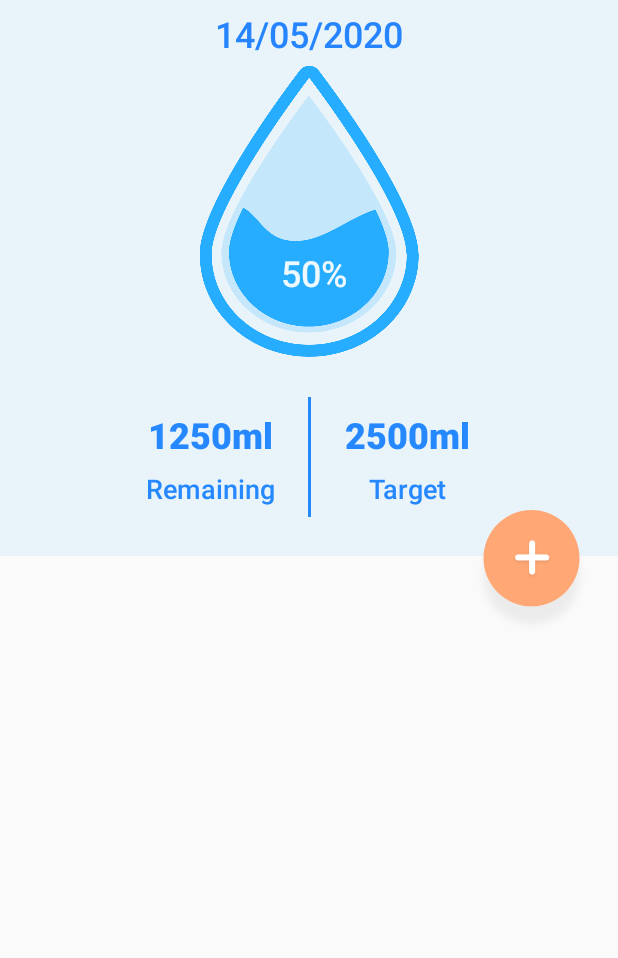
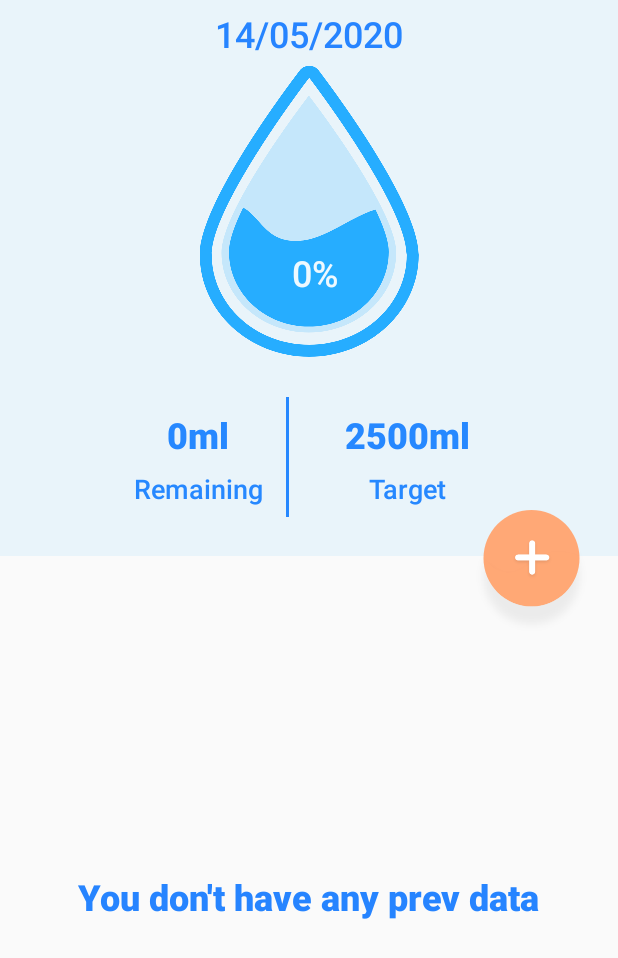
Before and after one commit to DKow07/WaterDrinkReminder, an Android app: the screen it shows after launch (MainActivity), on a phone screen of 412 x 824 dp. Shown: the top 958 px of the screen. Run offline under Robolectric (Android 15) with nearby library versions, the phone set to English and light mode, and no system bars; our stand-ins replace Room's generated code; 1 statement that could not run was skipped.

Commit message:
Added fill basic data and changed schema of data entity

```diff
--- a/app/src/main/java/com/example/waterdrinkreminder/db/AppDatabase.kt
+++ b/app/src/main/java/com/example/waterdrinkreminder/db/AppDatabase.kt
@@ -5,7 +5,6 @@ import androidx.room.Database
 import androidx.room.Room
 import androidx.room.RoomDatabase
 import androidx.sqlite.db.SupportSQLiteDatabase
-import com.example.waterdrinkreminder.db.HistoricalDataEntity
 import kotlinx.coroutines.CoroutineScope
 import kotlinx.coroutines.launch
 
@@ -26,13 +25,13 @@ abstract class AppDatabase : RoomDatabase() {
 
                     historicalDataDao?.deleteAll()
 
-                    historicalDataDao?.insert(HistoricalDataEntity(null, "110.05.2020", 10, "250ml/2500ml"))
-                    historicalDataDao?.insert(HistoricalDataEntity(null,"10.05.2020", 20, "1250ml/2500ml"))
-                    historicalDataDao?.insert(HistoricalDataEntity(null,"8.05.2020", 12, "750ml/2500ml"))
-                    historicalDataDao?.insert(HistoricalDataEntity(null,"7.05.2020", 5, "750ml/2500ml"))
-                    historicalDataDao?.insert(HistoricalDataEntity(null,"6.05.2020", 76, "750ml/2500ml"))
-                    historicalDataDao?.insert(HistoricalDataEntity(null,"5.05.2020", 4, "750ml/2500ml"))
-                    historicalDataDao?.insert(HistoricalDataEntity(null,"4.05.2020", 99, "750ml/2500ml"))
+                    historicalDataDao?.insert(HistoricalDataEntity(null, "11.05.2020", 250, 2500))
+                    historicalDataDao?.insert(HistoricalDataEntity(null,"10.05.2020", 1250, 2500))
+                    historicalDataDao?.insert(HistoricalDataEntity(null,"8.05.2020", 750, 2500))
+                    historicalDataDao?.insert(HistoricalDataEntity(null,"7.05.2020", 750, 2500))
+                    historicalDataDao?.insert(HistoricalDataEntity(null,"6.05.2020", 750, 2500))
+                    historicalDataDao?.insert(HistoricalDataEntity(null,"5.05.2020", 1000, 2500))
+                    historicalDataDao?.insert(HistoricalDataEntity(null,"4.05.2020", 1750, 2500))
                 }}
             }
         }
--- a/app/src/main/java/com/example/waterdrinkreminder/db/historicaldata/HistoricalDataDao.kt
+++ b/app/src/main/java/com/example/waterdrinkreminder/db/historicaldata/HistoricalDataDao.kt
@@ -4,7 +4,6 @@ import androidx.lifecycle.LiveData
 import androidx.room.Dao
 import androidx.room.Insert
 import androidx.room.Query
-import com.example.waterdrinkreminder.db.HistoricalDataEntity
 
 @Dao
 interface HistoricalDataDao {
--- a/app/src/main/java/com/example/waterdrinkreminder/db/historicaldata/HistoricalDataEntity.kt
+++ b/app/src/main/java/com/example/waterdrinkreminder/db/historicaldata/HistoricalDataEntity.kt
@@ -1,4 +1,4 @@
-package com.example.waterdrinkreminder.db
+package com.example.waterdrinkreminder.db.historicaldata
 
 import androidx.room.ColumnInfo
 import androidx.room.Entity
@@ -10,7 +10,7 @@ data class HistoricalDataEntity (
     var id: Int?,
 
     @ColumnInfo(name = "date") var date: String,
-    @ColumnInfo(name = "percentage_volume") var percentageVolume: Int,
-    @ColumnInfo(name = "volume") var volume: String
+    @ColumnInfo(name = "remaining_volume") var remainingVolume: Int,
+    @ColumnInfo(name = "target_volume") var targetVolume: Int
 
 )
--- a/app/src/main/java/com/example/waterdrinkreminder/db/historicaldata/HistoricalDataRepository.kt
+++ b/app/src/main/java/com/example/waterdrinkreminder/db/historicaldata/HistoricalDataRepository.kt
@@ -1,7 +1,6 @@
 package com.example.waterdrinkreminder.db.historicaldata
 
 import androidx.lifecycle.LiveData
-import com.example.waterdrinkreminder.db.HistoricalDataEntity
 
 class HistoricalDataRepository(private val historicalDataDao: HistoricalDataDao) {
 
--- a/app/src/main/java/com/example/waterdrinkreminder/db/historicaldata/HistoricalDataViewModel.kt
+++ b/app/src/main/java/com/example/waterdrinkreminder/db/historicaldata/HistoricalDataViewModel.kt
@@ -4,7 +4,6 @@ import android.app.Application
 import androidx.lifecycle.AndroidViewModel
 import androidx.lifecycle.LiveData
 import androidx.lifecycle.viewModelScope
-import com.example.waterdrinkreminder.db.HistoricalDataEntity
 
 class HistoricalDataViewModel(application: Application) : AndroidViewModel(application) {
     private val repository: HistoricalDataRepository
--- a/app/src/main/java/com/example/waterdrinkreminder/helper/PreferencesHelper.kt
+++ b/app/src/main/java/com/example/waterdrinkreminder/helper/PreferencesHelper.kt
@@ -9,8 +9,8 @@ class PreferencesHelper private constructor() {
         private lateinit var sharedPreferences: SharedPreferences
 
         private val CURRENT_DATE_STRING = "current_date"
-        private val CURRENT_PERCENTAGE_VOLUME = "current_percentage_volume"
-        private val CURRENT_VOLUME = "current_volume"
+        private val CURRENT_TARGET_VOLUME = "current_target_volume"
+        private val CURRENT_REMAINNG_VOLUME = "current_remaining_volume"
 
         fun getInstance(context: Context): PreferencesHelper {
             if (!::sharedPreferences.isInitialized) {
@@ -27,11 +27,11 @@ class PreferencesHelper private constructor() {
     val getCurrentDate: String?
         get() = sharedPreferences.getString(CURRENT_DATE_STRING, "")
 
-    val getCurrentPercentageVolume: Int?
-        get() = sharedPreferences.getInt(CURRENT_PERCENTAGE_VOLUME, 0)
+    val getCurrentTargetVolume: Int?
+        get() = sharedPreferences.getInt(CURRENT_TARGET_VOLUME, 0)
 
-    val getCurrentVolume: Int?
-        get() = sharedPreferences.getInt(CURRENT_VOLUME, 0)
+    val getCurrentRemainingVolume: Int?
+        get() = sharedPreferences.getInt(CURRENT_REMAINNG_VOLUME, 0)
 
     fun saveCurrentDate(date: String) {
         sharedPreferences.edit()
@@ -39,15 +39,15 @@ class PreferencesHelper private constructor() {
             .apply()
     }
 
-    fun saveCurrentPercentageVolume(percentageVolume: Int) {
+    fun saveCurrentTargetVolume(target: Int) {
         sharedPreferences.edit()
-            .putInt(CURRENT_PERCENTAGE_VOLUME, percentageVolume)
+            .putInt(CURRENT_TARGET_VOLUME, target)
             .apply()
     }
 
-    fun saveCurrentVolume(volume: Int) {
+    fun saveCurrentRemainingVolume(remaining: Int) {
         sharedPreferences.edit()
-            .putInt(CURRENT_VOLUME, volume)
+            .putInt(CURRENT_REMAINNG_VOLUME, remaining)
             .apply()
     }
 
--- a/app/src/main/java/com/example/waterdrinkreminder/ui/home/HistoricalDataAdapter.kt
+++ b/app/src/main/java/com/example/waterdrinkreminder/ui/home/HistoricalDataAdapter.kt
@@ -5,24 +5,22 @@ import android.view.View
 import android.view.ViewGroup
 import androidx.recyclerview.widget.RecyclerView
 import com.example.waterdrinkreminder.R
-import com.example.waterdrinkreminder.db.HistoricalDataEntity
-import kotlinx.android.synthetic.main.history_item.view.*
+import com.example.waterdrinkreminder.db.historicaldata.HistoricalDataEntity
+import kotlinx.android.synthetic.main.historical_item.view.*
 
 class HistoricalDataAdapter() : RecyclerView.Adapter<HistoricalDataViewHolder>() {
 
     private val items = mutableListOf<HistoricalDataEntity>()
 
     override fun onCreateViewHolder(parent: ViewGroup, viewType: Int): HistoricalDataViewHolder {
-        return HistoricalDataViewHolder(LayoutInflater.from(parent.context).inflate(R.layout.history_item, parent, false))
+        return HistoricalDataViewHolder(LayoutInflater.from(parent.context).inflate(R.layout.historical_item, parent, false))
     }
 
     override fun getItemCount() = items.size
 
     override fun onBindViewHolder(holder: HistoricalDataViewHolder, position: Int) {
         if(itemCount > position) {
-            holder.date?.text = items[position].date
-            holder.percentageVolume?.text = items[position].percentageVolume.toString() + "%"
-            holder.volume?.text = items[position].volume
+            holder.bindData(items[position])
         }
     }
 
@@ -37,4 +35,11 @@ class HistoricalDataViewHolder(view: View) : RecyclerView.ViewHolder(view) {
     val date = view.historyItemDate
     val percentageVolume = view.historyItemPercentageVolume
     val volume = view.historyItemVolume
+
+    fun bindData(data: HistoricalDataEntity) {
+        date?.text = data.date
+        volume?.text = data.remainingVolume.toString() + "ml/" + data.targetVolume.toString() + "ml"
+        var percentageVolumeFloat: Int = ((data.remainingVolume.toFloat() / data.targetVolume.toFloat()) * 100).toInt()
+        percentageVolume?.text = percentageVolumeFloat.toString() + "%"
+    }
 }
--- a/app/src/main/java/com/example/waterdrinkreminder/ui/home/HomeContract.kt
+++ b/app/src/main/java/com/example/waterdrinkreminder/ui/home/HomeContract.kt
@@ -1,16 +1,17 @@
 package com.example.waterdrinkreminder.ui.home
 
 import com.example.waterdrinkreminder.base.BaseContract
-import com.example.waterdrinkreminder.db.HistoricalDataEntity
 
 interface HomeContract {
 
     interface View : BaseContract.BaseView {
         fun setCurrentDate(date: String)
+
+        fun onFillBasicData(remaining: String, target: String, percentageVolume: String)
     }
 
     interface Presenter : BaseContract.BasePresenter {
-        //TODO: fillBasicData
+        fun fillBasicData()
 
         fun checkCurrentDate()
     }
--- a/app/src/main/java/com/example/waterdrinkreminder/ui/home/HomeFragment.kt
+++ b/app/src/main/java/com/example/waterdrinkreminder/ui/home/HomeFragment.kt
@@ -1,6 +1,7 @@
 package com.example.waterdrinkreminder.ui.home
 
 import android.os.Bundle
+import android.transition.Visibility
 import android.view.LayoutInflater
 import android.view.View
 import android.view.ViewGroup
@@ -11,9 +12,8 @@ import androidx.lifecycle.ViewModelProvider
 import androidx.recyclerview.widget.LinearLayoutManager
 import androidx.recyclerview.widget.RecyclerView
 import com.example.waterdrinkreminder.R
-import com.example.waterdrinkreminder.db.HistoricalDataEntity
+import com.example.waterdrinkreminder.db.historicaldata.HistoricalDataEntity
 import com.example.waterdrinkreminder.db.historicaldata.HistoricalDataViewModel
-import kotlinx.android.synthetic.main.fragment_main.*
 
 class HomeFragment : Fragment(), HomeContract.View {
 
@@ -22,6 +22,10 @@ class HomeFragment : Fragment(), HomeContract.View {
     private lateinit var recyclerView: RecyclerView
     private lateinit var adapter: HistoricalDataAdapter
     private lateinit var currentDateText: TextView
+    private lateinit var currentRemainingText: TextView
+    private lateinit var currentTargetText: TextView
+    private lateinit var currentPercentageVolumeText: TextView
+    private lateinit var noPrevDataText: TextView
 
     override fun onCreateView(
         inflater: LayoutInflater,
@@ -31,23 +35,18 @@ class HomeFragment : Fragment(), HomeContract.View {
 
         val view: View = inflater.inflate(R.layout.fragment_main, container, false)
 
-        presenter = HomePresenter(this, context!!)
-        adapter = HistoricalDataAdapter()
-        recyclerView = view.findViewById(R.id.historyRecyclerView)
-        linearLayoutManager = LinearLayoutManager(context)
-        recyclerView.layoutManager = linearLayoutManager
-        recyclerView.adapter = adapter
-
-        currentDateText = view.findViewById(R.id.currentDateText)
+        setupUI(view)
 
         var viewModel = ViewModelProvider(this).get(HistoricalDataViewModel::class.java)
 
         viewModel.allHistoricalData.observe(viewLifecycleOwner, Observer { data ->
             data?.let{adapter.updateData(ArrayList(data))}
-            //checkIfEmpty
+            checkIfEmptyDataList(data)
         })
 
         presenter.checkCurrentDate() //TODO: cyclic, what when app is running and 24??
+
+        presenter.fillBasicData()
 
         return view
     }
@@ -60,4 +59,35 @@ class HomeFragment : Fragment(), HomeContract.View {
     override fun setCurrentDate(date: String) {
         currentDateText.text = date
     }
+
+    override fun onFillBasicData(remaining: String, target: String, percentageVolume: String) {
+        currentRemainingText.text = remaining
+        currentTargetText.text = target
+        currentPercentageVolumeText.text = percentageVolume
+    }
+
+    private fun setupUI(view: View) {
+        presenter = HomePresenter(this, context!!)
+        adapter = HistoricalDataAdapter()
+        recyclerView = view.findViewById(R.id.historyRecyclerView)
+        linearLayoutManager = LinearLayoutManager(context)
+        recyclerView.layoutManager = linearLayoutManager
+        recyclerView.adapter = adapter
+
+        currentDateText = view.findViewById(R.id.currentDateText)
+        currentRemainingText = view.findViewById(R.id.remainingVolumeText)
+        currentTargetText = view.findViewById(R.id.targetVolumeText)
+        currentPercentageVolumeText = view.findViewById(R.id.percentageVolumeText)
+        noPrevDataText = view.findViewById(R.id.noHistoricalDataText)
+    }
+
+    private fun checkIfEmptyDataList(data: List<HistoricalDataEntity>) {
+        if(data == null || data.isEmpty()) {
+            noPrevDataText.visibility = View.VISIBLE
+            recyclerView.visibility = View.INVISIBLE
+        } else {
+            noPrevDataText.visibility = View.INVISIBLE
+            recyclerView.visibility = View.VISIBLE
+        }
+    }
 }
--- a/app/src/main/java/com/example/waterdrinkreminder/ui/home/HomePresenter.kt
+++ b/app/src/main/java/com/example/waterdrinkreminder/ui/home/HomePresenter.kt
@@ -9,6 +9,19 @@ import java.util.*
 class HomePresenter(private var view: HomeContract.View?, private var context: Context) : HomeContract.Presenter {
 
     private val dateFormat = SimpleDateFormat("dd/MM/yyyy")
+
+    override fun fillBasicData() {
+        var remaining = PreferencesHelper.getInstance(context).getCurrentRemainingVolume
+        var target = PreferencesHelper.getInstance(context).getCurrentTargetVolume
+        var percentageVolume = ((remaining!!.toFloat() / target!!.toFloat()) * 100).toInt()
+
+        var remainingText = remaining.toString()+"ml"
+        var targetText = target.toString()+"ml"
+        var percentageVolumeText = percentageVolume.toString()+"%"
+
+        view?.onFillBasicData(remainingText, targetText, percentageVolumeText)
+        //TODO: if data are empty what??
+    }
 
     override fun checkCurrentDate() {
         val date = dateFormat.format(Date())
@@ -23,10 +36,15 @@ class HomePresenter(private var view: HomeContract.View?, private var context: C
 
     private fun checkIfIsNewDate(newDate: String): Boolean {
         val oldDate = PreferencesHelper.getInstance(context).getCurrentDate
-        val oldLocalDate = dateFormat.parse(oldDate)
-        val newLocalDate = dateFormat.parse(newDate)
+        var oldLocalDate: Date? = null
+        var newLocalDate: Date? = null
 
-        return newLocalDate.after(oldLocalDate)
+        if(oldDate != "")
+            oldLocalDate = dateFormat.parse(oldDate)
+        if(newDate != "")
+            newLocalDate = dateFormat.parse(newDate)
+
+        return newLocalDate!!.after(oldLocalDate)
     }
 
     override fun onDestroy() {
--- a/app/src/main/java/com/example/waterdrinkreminder/ui/main/MainActivity.kt
+++ b/app/src/main/java/com/example/waterdrinkreminder/ui/main/MainActivity.kt
@@ -1,10 +1,13 @@
 package com.example.waterdrinkreminder.ui.main
 
+import PreferencesHelper
 import android.os.Bundle
 import androidx.appcompat.app.AppCompatActivity
 import androidx.fragment.app.Fragment
 import com.example.waterdrinkreminder.R
 import com.example.waterdrinkreminder.ui.home.HomeFragment
+import java.text.SimpleDateFormat
+import java.util.*
 
 class MainActivity : AppCompatActivity() {
 
@@ -15,6 +18,17 @@ class MainActivity : AppCompatActivity() {
         setContentView(R.layout.activity_main)
         supportActionBar?.hide()
 
+        val currentDate = PreferencesHelper.getInstance(this).getCurrentDate
+
+        //TODO: filling first data, maybe is a better solution??
+        if(currentDate == null || currentDate == "") {
+            val dateFormat = SimpleDateFormat("dd/MM/yyyy")
+            val date = dateFormat.format(Date())
+            PreferencesHelper.getInstance(this).saveCurrentDate(date)
+            PreferencesHelper.getInstance(this).saveCurrentTargetVolume(2500)
+            PreferencesHelper.getInstance(this).saveCurrentRemainingVolume(0)
+        }
+
         switchFragment(homeFragment)
     }
 
--- a/app/src/main/res/layout/fragment_main.xml
+++ b/app/src/main/res/layout/fragment_main.xml
@@ -19,7 +19,7 @@
         app:srcCompat="@drawable/drop" />
 
     <TextView
-        android:id="@+id/percentage_volume"
+        android:id="@+id/percentageVolumeText"
         android:layout_width="wrap_content"
         android:layout_height="wrap_content"
         android:fontFamily="sans-serif-medium"
@@ -34,7 +34,7 @@
         app:layout_constraintVertical_bias="0.75" />
 
     <TextView
-        android:id="@+id/remaining_volume_text"
+        android:id="@+id/remainingVolumeText"
         android:layout_width="wrap_content"
         android:layout_height="wrap_content"
         android:text="1250ml"
@@ -57,13 +57,13 @@
         android:textColor="@color/colorPrimaryDark"
         android:textSize="18sp"
         app:layout_constraintBottom_toBottomOf="@+id/linearLayout5"
-        app:layout_constraintEnd_toEndOf="@+id/remaining_volume_text"
-        app:layout_constraintStart_toStartOf="@+id/remaining_volume_text"
-        app:layout_constraintTop_toBottomOf="@+id/remaining_volume_text"
+        app:layout_constraintEnd_toEndOf="@+id/remainingVolumeText"
+        app:layout_constraintStart_toStartOf="@+id/remainingVolumeText"
+        app:layout_constraintTop_toBottomOf="@+id/remainingVolumeText"
         app:layout_constraintVertical_bias="0.19" />
 
     <TextView
-        android:id="@+id/target_volume_text"
+        android:id="@+id/targetVolumeText"
         android:layout_width="wrap_content"
         android:layout_height="wrap_content"
         android:fontFamily="sans-serif-black"
@@ -86,19 +86,20 @@
         android:textColor="@color/colorPrimaryDark"
         android:textSize="18sp"
         app:layout_constraintBottom_toBottomOf="@+id/linearLayout5"
-        app:layout_constraintEnd_toEndOf="@+id/target_volume_text"
-        app:layout_constraintStart_toStartOf="@+id/target_volume_text"
-        app:layout_constraintTop_toBottomOf="@+id/remaining_volume_text"
+        app:layout_constraintEnd_toEndOf="@+id/targetVolumeText"
+        app:layout_constraintStart_toStartOf="@+id/targetVolumeText"
+        app:layout_constraintTop_toBottomOf="@+id/remainingVolumeText"
         app:layout_constraintVertical_bias="0.19" />
 
     <View
+        android:id="@+id/view"
         android:layout_width="2dp"
         android:layout_height="80dp"
-        app:layout_constraintBottom_toBottomOf="@+id/linearLayout5"
-        app:layout_constraintEnd_toStartOf="@+id/target_volume_text"
-        app:layout_constraintStart_toEndOf="@+id/remaining_volume_text"
-        app:layout_constraintTop_toBottomOf="@+id/drop_image"
-        android:background="@color/colorPrimaryDark"/>
+        android:background="@color/colorPrimaryDark"
+        app:layout_constraintBottom_toBottomOf="@id/linearLayout5"
+        app:layout_constraintEnd_toStartOf="@id/targetVolumeText"
+        app:layout_constraintStart_toEndOf="@id/remainingVolumeText"
+        app:layout_constraintTop_toBottomOf="@id/drop_image" />
 
 
     <LinearLayout
@@ -128,22 +129,9 @@
         app:layout_constraintStart_toStartOf="parent"
         app:layout_constraintTop_toTopOf="parent"
         app:layout_constraintVertical_bias="1.0"
-        tools:listitem="@layout/history_item"
+        tools:listitem="@layout/historical_item"
         android:padding="20dp">
     </androidx.recyclerview.widget.RecyclerView>
-
-    <ImageView
-        android:id="@+id/imageView3"
-        android:layout_width="wrap_content"
-        android:layout_height="wrap_content"
-        app:layout_constraintBottom_toBottomOf="parent"
-        app:layout_constraintEnd_toEndOf="parent"
-        app:layout_constraintHorizontal_bias="0.95"
-        app:layout_constraintStart_toStartOf="parent"
-        app:layout_constraintTop_toTopOf="parent"
-        app:layout_constraintVertical_bias="0.45999998"
-        android:src="@drawable/button_add_water_dialog_theme"
-        android:contentDescription="@string/open_add_water_dialog_text" />
 
     <TextView
         android:id="@+id/currentDateText"
@@ -158,4 +146,33 @@
         android:textColor="@color/colorPrimaryDark"
         android:fontFamily="sans-serif-medium"/>
 
+    <ImageView
+        android:id="@+id/imageView3"
+        android:layout_width="wrap_content"
+        android:layout_height="wrap_content"
+        app:layout_constraintBottom_toBottomOf="parent"
+        app:layout_constraintEnd_toEndOf="parent"
+        app:layout_constraintHorizontal_bias="0.95"
+        app:layout_constraintStart_toStartOf="parent"
+        app:layout_constraintTop_toTopOf="parent"
+        app:layout_constraintVertical_bias="0.45999998"
+        android:src="@drawable/button_add_water_dialog_theme"
+        android:contentDescription="@string/open_add_water_dialog_text"
+        android:clickable="true"
+        android:focusable="true" />
+
+    <TextView
+        android:id="@+id/noHistoricalDataText"
+        android:layout_width="wrap_content"
+        android:layout_height="wrap_content"
+        android:text="@string/no_prev_data_text"
+        app:layout_constraintBottom_toBottomOf="parent"
+        app:layout_constraintEnd_toEndOf="parent"
+        app:layout_constraintStart_toStartOf="@+id/historyRecyclerView"
+        app:layout_constraintTop_toBottomOf="@+id/linearLayout5"
+        android:textColor="@color/colorPrimaryDark"
+        android:fontFamily="sans-serif-black"
+        android:textSize="24sp"
+        android:visibility="invisible"/>
+
 </androidx.constraintlayout.widget.ConstraintLayout>
--- a/app/src/main/res/values/strings.xml
+++ b/app/src/main/res/values/strings.xml
@@ -2,4 +2,5 @@
     <string name="app_name">WaterDrinkReminder</string>
     <string name="drop_text">Drop</string>
     <string name="open_add_water_dialog_text">OpenAddWaterDialog</string>
+    <string name="no_prev_data_text">You don\'t have any prev data</string>
 </resources>
```
Also changed, not shown: app/src/main/res/layout/historical_item.xml (renamed from app/src/main/res/layout/history_item.xml).
